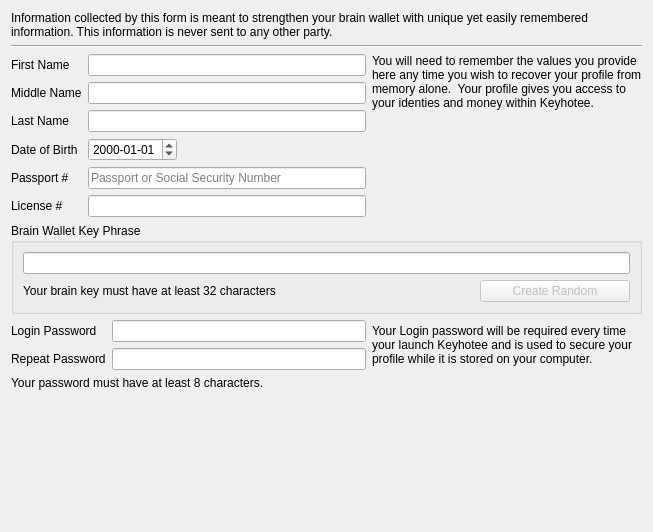
This is profile_wizard/ProfileEditPage.ui in InvictusInnovations/keyhotee as Qt 5 draws it before an edit. The edited form follows.
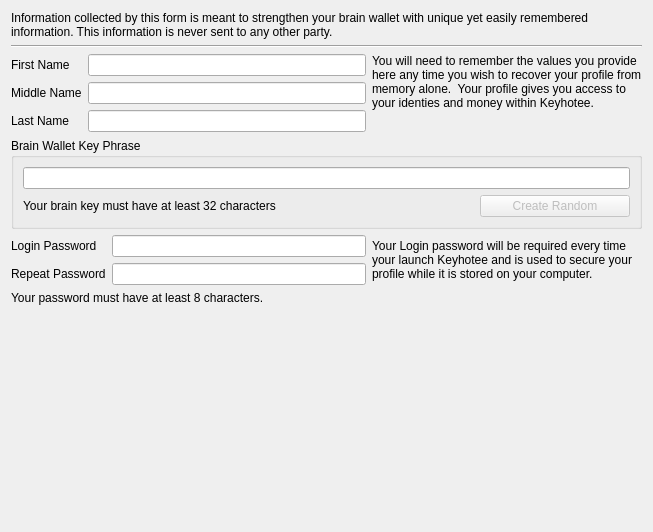
This is the edited form.

Commit message: Remove unused fields from profile wizard (fields that don't affect generation of brain wallet keys).

```diff
--- a/profile_wizard/ProfileEditPage.ui
+++ b/profile_wizard/ProfileEditPage.ui
@@ -87,57 +87,6 @@
        </property>
       </widget>
      </item>
-     <item row="3" column="0">
-      <widget class="QLabel" name="label_4">
-       <property name="text">
-        <string>Date of Birth</string>
-       </property>
-      </widget>
-     </item>
-     <item row="3" column="1">
-      <widget class="QDateEdit" name="birthdate">
-       <property name="displayFormat">
-        <string>yyyy-MM-dd</string>
-       </property>
-      </widget>
-     </item>
-     <item row="4" column="0">
-      <widget class="QLabel" name="label_5">
-       <property name="text">
-        <string>Passport #</string>
-       </property>
-      </widget>
-     </item>
-     <item row="4" column="1">
-      <widget class="QLineEdit" name="passport">
-       <property name="minimumSize">
-        <size>
-         <width>200</width>
-         <height>0</height>
-        </size>
-       </property>
-       <property name="placeholderText">
-        <string>Passport or Social Security Number</string>
-       </property>
-      </widget>
-     </item>
-     <item row="5" column="0">
-      <widget class="QLabel" name="label_6">
-       <property name="text">
-        <string>License #</string>
-       </property>
-      </widget>
-     </item>
-     <item row="5" column="1">
-      <widget class="QLineEdit" name="license">
-       <property name="minimumSize">
-        <size>
-         <width>200</width>
-         <height>0</height>
-        </size>
-       </property>
-      </widget>
-     </item>
     </layout>
    </item>
    <item row="2" column="1">
```
